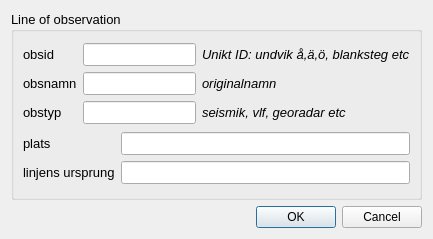
This is ui/obs_lines.ui in jkall/qgis-midvatten-plugin as Qt 5 draws it before an edit. The edited form follows.
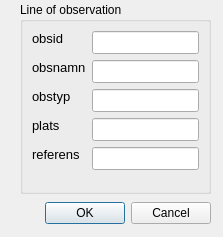
This is the edited form.

```diff
--- a/ui/obs_lines.ui
+++ b/ui/obs_lines.ui
@@ -6,66 +6,42 @@
    <rect>
     <x>0</x>
     <y>0</y>
-    <width>429</width>
-    <height>239</height>
+    <width>223</width>
+    <height>237</height>
    </rect>
   </property>
-  <property name="maximumSize">
-   <size>
-    <width>16777215</width>
-    <height>300</height>
-   </size>
-  </property>
   <property name="windowTitle">
    <string>Dialog</string>
   </property>
-  <layout class="QGridLayout" name="gridLayout_4">
-   <item row="0" column="0">
-    <widget class="QGroupBox" name="Grundinfo">
-     <property name="sizePolicy">
-      <sizepolicy hsizetype="Preferred" vsizetype="Preferred">
-       <horstretch>100</horstretch>
-       <verstretch>100</verstretch>
-      </sizepolicy>
-     </property>
-     <property name="minimumSize">
-      <size>
-       <width>411</width>
-       <height>157</height>
-      </size>
-     </property>
-     <property name="maximumSize">
-      <size>
-       <width>800</width>
-       <height>600</height>
-      </size>
-     </property>
-     <property name="font">
-      <font>
-       <family>Arial</family>
-       <pointsize>10</pointsize>
-      </font>
+  <widget class="QGroupBox" name="groupBox">
+   <property name="geometry">
+    <rect>
+     <x>20</x>
+     <y>2</y>
+     <width>191</width>
+     <height>192</height>
+    </rect>
      </property>
      <property name="title">
       <string>Line of observation</string>
      </property>
-     <layout class="QGridLayout" name="gridLayout_3">
+   <layout class="QGridLayout" name="gridLayout_4">
       <item row="0" column="0">
-       <layout class="QGridLayout" name="gridLayout">
+     <layout class="QFormLayout" name="formLayout">
         <item row="0" column="0">
          <widget class="QLabel" name="label">
           <property name="enabled">
            <bool>true</bool>
           </property>
           <property name="sizePolicy">
-           <sizepolicy hsizetype="Minimum" vsizetype="Fixed">
+         <sizepolicy hsizetype="Preferred" vsizetype="Fixed">
             <horstretch>0</horstretch>
             <verstretch>0</verstretch>
            </sizepolicy>
           </property>
           <property name="minimumSize">
            <size>
-            <width>0</width>
+          <width>40</width>
             <height>0</height>
            </size>
           </property>
@@ -101,7 +77,7 @@
           </property>
           <property name="minimumSize">
            <size>
-            <width>0</width>
+          <width>60</width>
             <height>0</height>
            </size>
           </property>
@@ -116,39 +92,8 @@
             <pointsize>10</pointsize>
            </font>
           </property>
-          <property name="alignment">
-           <set>Qt::AlignLeading|Qt::AlignLeft|Qt::AlignVCenter</set>
-          </property>
-         </widget>
-        </item>
-        <item row="0" column="2">
-         <widget class="QLabel" name="label_3">
-          <property name="sizePolicy">
-           <sizepolicy hsizetype="Minimum" vsizetype="Fixed">
-            <horstretch>0</horstretch>
-            <verstretch>0</verstretch>
-           </sizepolicy>
-          </property>
-          <property name="minimumSize">
-           <size>
-            <width>0</width>
-            <height>0</height>
-           </size>
-          </property>
-          <property name="maximumSize">
-           <size>
-            <width>16777215</width>
-            <height>16777215</height>
-           </size>
-          </property>
-          <property name="font">
-           <font>
-            <pointsize>10</pointsize>
-            <italic>true</italic>
-           </font>
-          </property>
-          <property name="text">
-           <string>Unikt ID: undvik å,ä,ö, blanksteg etc</string>
+        <property name="toolTip">
+         <string>&lt;html&gt;&lt;head/&gt;&lt;body&gt;&lt;p&gt;&lt;span style=&quot; font-size:8pt;&quot;&gt;Unikt ID (primärnyckel i tabellen)&lt;/span&gt;&lt;/p&gt;&lt;/body&gt;&lt;/html&gt;</string>
           </property>
           <property name="alignment">
            <set>Qt::AlignLeading|Qt::AlignLeft|Qt::AlignVCenter</set>
@@ -161,14 +106,14 @@
            <bool>true</bool>
           </property>
           <property name="sizePolicy">
-           <sizepolicy hsizetype="Minimum" vsizetype="Fixed">
+         <sizepolicy hsizetype="Preferred" vsizetype="Fixed">
             <horstretch>0</horstretch>
             <verstretch>0</verstretch>
            </sizepolicy>
           </property>
           <property name="minimumSize">
            <size>
-            <width>0</width>
+          <width>40</width>
             <height>0</height>
            </size>
           </property>
@@ -204,7 +149,7 @@
           </property>
           <property name="minimumSize">
            <size>
-            <width>0</width>
+          <width>60</width>
             <height>0</height>
            </size>
           </property>
@@ -219,39 +164,8 @@
             <pointsize>10</pointsize>
            </font>
           </property>
-          <property name="alignment">
-           <set>Qt::AlignLeading|Qt::AlignLeft|Qt::AlignVCenter</set>
-          </property>
-         </widget>
-        </item>
-        <item row="1" column="2">
-         <widget class="QLabel" name="label_20">
-          <property name="sizePolicy">
-           <sizepolicy hsizetype="Minimum" vsizetype="Fixed">
-            <horstretch>0</horstretch>
-            <verstretch>0</verstretch>
-           </sizepolicy>
-          </property>
-          <property name="minimumSize">
-           <size>
-            <width>0</width>
-            <height>0</height>
-           </size>
-          </property>
-          <property name="maximumSize">
-           <size>
-            <width>16777215</width>
-            <height>16777215</height>
-           </size>
-          </property>
-          <property name="font">
-           <font>
-            <pointsize>10</pointsize>
-            <italic>true</italic>
-           </font>
-          </property>
-          <property name="text">
-           <string>originalnamn</string>
+        <property name="toolTip">
+         <string>&lt;html&gt;&lt;head/&gt;&lt;body&gt;&lt;p&gt;&lt;span style=&quot; font-size:8pt;&quot;&gt;originalnamn&lt;/span&gt;&lt;/p&gt;&lt;/body&gt;&lt;/html&gt;</string>
           </property>
           <property name="alignment">
            <set>Qt::AlignLeading|Qt::AlignLeft|Qt::AlignVCenter</set>
@@ -264,14 +178,14 @@
            <bool>true</bool>
           </property>
           <property name="sizePolicy">
-           <sizepolicy hsizetype="Minimum" vsizetype="Fixed">
+         <sizepolicy hsizetype="Preferred" vsizetype="Fixed">
             <horstretch>0</horstretch>
             <verstretch>0</verstretch>
            </sizepolicy>
           </property>
           <property name="minimumSize">
            <size>
-            <width>0</width>
+          <width>40</width>
             <height>0</height>
            </size>
           </property>
@@ -307,7 +221,7 @@
           </property>
           <property name="minimumSize">
            <size>
-            <width>0</width>
+          <width>60</width>
             <height>0</height>
            </size>
           </property>
@@ -332,61 +246,20 @@
           </property>
          </widget>
         </item>
-        <item row="2" column="2">
-         <widget class="QLabel" name="label_17">
-          <property name="sizePolicy">
-           <sizepolicy hsizetype="Minimum" vsizetype="Fixed">
-            <horstretch>0</horstretch>
-            <verstretch>0</verstretch>
-           </sizepolicy>
-          </property>
-          <property name="minimumSize">
-           <size>
-            <width>0</width>
-            <height>0</height>
-           </size>
-          </property>
-          <property name="maximumSize">
-           <size>
-            <width>16777215</width>
-            <height>16777215</height>
-           </size>
-          </property>
-          <property name="font">
-           <font>
-            <pointsize>10</pointsize>
-            <italic>true</italic>
-           </font>
-          </property>
-          <property name="text">
-           <string>seismik, vlf, georadar etc</string>
-          </property>
-          <property name="alignment">
-           <set>Qt::AlignLeading|Qt::AlignLeft|Qt::AlignVCenter</set>
-          </property>
-          <property name="wordWrap">
-           <bool>true</bool>
-          </property>
-         </widget>
-        </item>
-       </layout>
-      </item>
-      <item row="1" column="0">
-       <layout class="QGridLayout" name="gridLayout_2">
-        <item row="0" column="0">
+      <item row="3" column="0">
          <widget class="QLabel" name="Referensinformation">
           <property name="enabled">
            <bool>true</bool>
           </property>
           <property name="sizePolicy">
-           <sizepolicy hsizetype="Minimum" vsizetype="Fixed">
+         <sizepolicy hsizetype="Preferred" vsizetype="Fixed">
             <horstretch>0</horstretch>
             <verstretch>0</verstretch>
            </sizepolicy>
           </property>
           <property name="minimumSize">
            <size>
-            <width>0</width>
+          <width>40</width>
             <height>0</height>
            </size>
           </property>
@@ -412,7 +285,7 @@
           </property>
          </widget>
         </item>
-        <item row="0" column="1">
+      <item row="3" column="1">
          <widget class="QLineEdit" name="place">
           <property name="sizePolicy">
            <sizepolicy hsizetype="Expanding" vsizetype="Fixed">
@@ -422,7 +295,7 @@
           </property>
           <property name="minimumSize">
            <size>
-            <width>0</width>
+          <width>60</width>
             <height>0</height>
            </size>
           </property>
@@ -442,17 +315,17 @@
           </property>
          </widget>
         </item>
-        <item row="1" column="0">
+      <item row="4" column="0">
          <widget class="QLabel" name="label_18">
           <property name="sizePolicy">
-           <sizepolicy hsizetype="Minimum" vsizetype="Fixed">
+         <sizepolicy hsizetype="Preferred" vsizetype="Fixed">
             <horstretch>0</horstretch>
             <verstretch>0</verstretch>
            </sizepolicy>
           </property>
           <property name="minimumSize">
            <size>
-            <width>0</width>
+          <width>40</width>
             <height>0</height>
            </size>
           </property>
@@ -468,14 +341,14 @@
            </font>
           </property>
           <property name="text">
-           <string>linjens ursprung</string>
+         <string>referens</string>
           </property>
           <property name="alignment">
            <set>Qt::AlignLeading|Qt::AlignLeft|Qt::AlignVCenter</set>
           </property>
          </widget>
         </item>
-        <item row="1" column="1">
+      <item row="4" column="1">
          <widget class="QLineEdit" name="source">
           <property name="sizePolicy">
            <sizepolicy hsizetype="Expanding" vsizetype="Fixed">
@@ -485,7 +358,7 @@
           </property>
           <property name="minimumSize">
            <size>
-            <width>0</width>
+          <width>60</width>
             <height>0</height>
            </size>
           </property>
@@ -509,9 +382,15 @@
       </item>
      </layout>
     </widget>
-   </item>
-   <item row="1" column="0">
-    <widget class="QDialogButtonBox" name="buttonBox">
+  <widget class="QDialogButtonBox" name="buttonBox_2">
+   <property name="geometry">
+    <rect>
+     <x>20</x>
+     <y>200</y>
+     <width>191</width>
+     <height>27</height>
+    </rect>
+   </property>
      <property name="orientation">
       <enum>Qt::Horizontal</enum>
      </property>
@@ -519,8 +398,6 @@
       <set>QDialogButtonBox::Cancel|QDialogButtonBox::Ok</set>
      </property>
     </widget>
-   </item>
-  </layout>
  </widget>
  <tabstops>
   <tabstop>obsid</tabstop>
```
Left out of the diff: 53 changed lines with no effect on the pictures. Lines whose indentation alone changed are shown as unchanged.
